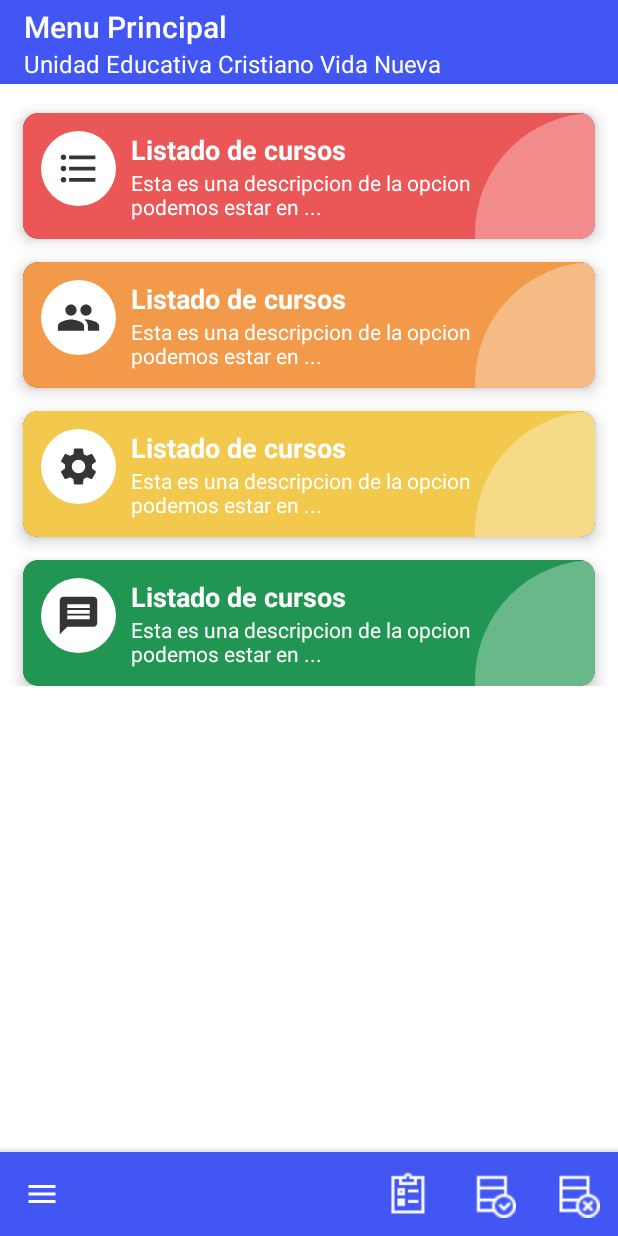
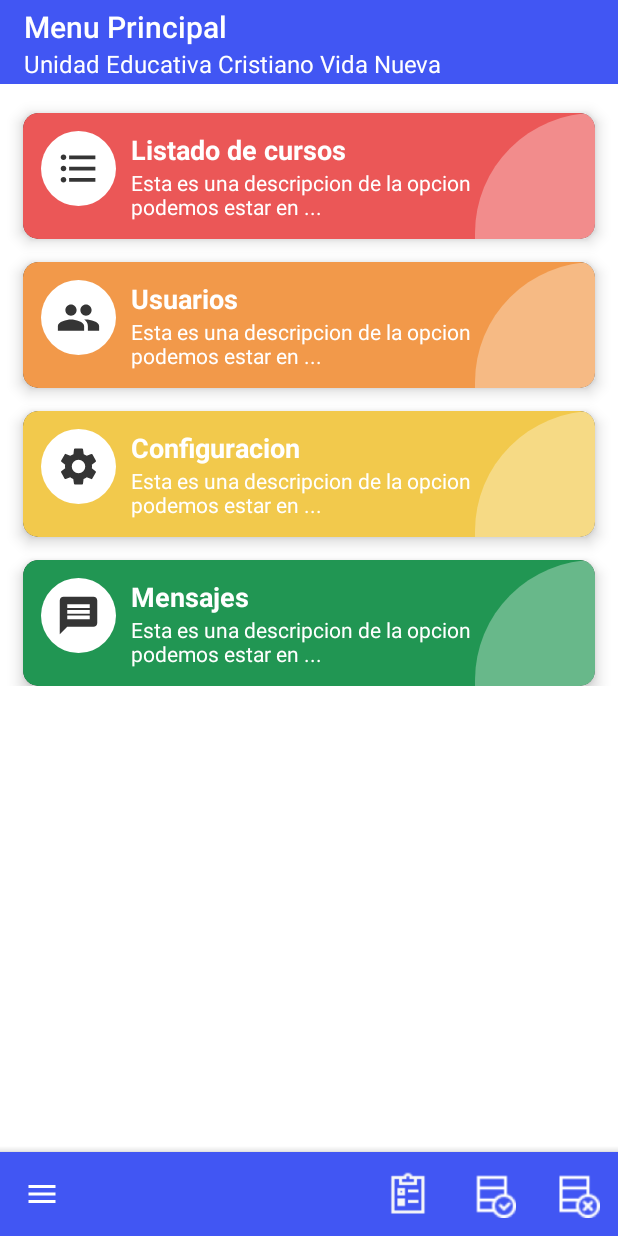
Before and after one commit to javihen/AppCalificacion, an Android app: the Principal screen opened directly, with no data from a screen before it, on a phone screen of 412 x 824 dp. Run offline under Robolectric (Android 15) with nearby library versions, the phone set to English and light mode, and no system bars; Roboto replaces fonts that are not available here.

```diff
--- a/app/src/main/res/layout/activity_principal.xml
+++ b/app/src/main/res/layout/activity_principal.xml
@@ -129,19 +129,20 @@
                         app:layout_constraintStart_toStartOf="parent"
                         app:layout_constraintTop_toTopOf="parent"
                         />
+
                     <TextView
                         android:id="@+id/titulo2"
                         android:layout_width="0dp"
                         android:layout_height="wrap_content"
                         android:layout_marginStart="10dp"
                         android:layout_marginEnd="80dp"
-                        android:text="Listado de cursos"
+                        android:text="Usuarios"
                         android:textColor="@color/colorBlack"
                         android:textSize="18dp"
                         android:textStyle="bold"
                         app:layout_constraintEnd_toEndOf="parent"
                         app:layout_constraintStart_toEndOf="@id/imagen2"
-                        app:layout_constraintTop_toTopOf="@id/imagen2"/>
+                        app:layout_constraintTop_toTopOf="@id/imagen2" />
                     <TextView
                         android:layout_width="0dp"
                         android:layout_height="wrap_content"
@@ -196,19 +197,20 @@
                         app:layout_constraintStart_toStartOf="parent"
                         app:layout_constraintTop_toTopOf="parent"
                         />
+
                     <TextView
                         android:id="@+id/titulo3"
                         android:layout_width="0dp"
                         android:layout_height="wrap_content"
                         android:layout_marginStart="10dp"
                         android:layout_marginEnd="80dp"
-                        android:text="Listado de cursos"
+                        android:text="Configuracion"
                         android:textColor="@color/colorBlack"
                         android:textSize="18dp"
                         android:textStyle="bold"
                         app:layout_constraintEnd_toEndOf="parent"
                         app:layout_constraintStart_toEndOf="@id/imagen3"
-                        app:layout_constraintTop_toTopOf="@id/imagen3"/>
+                        app:layout_constraintTop_toTopOf="@id/imagen3" />
                     <TextView
                         android:layout_width="0dp"
                         android:layout_height="wrap_content"
@@ -263,19 +265,20 @@
                         app:layout_constraintStart_toStartOf="parent"
                         app:layout_constraintTop_toTopOf="parent"
                         />
+
                     <TextView
                         android:id="@+id/titulo4"
                         android:layout_width="0dp"
                         android:layout_height="wrap_content"
                         android:layout_marginStart="10dp"
                         android:layout_marginEnd="80dp"
-                        android:text="Listado de cursos"
+                        android:text="Mensajes"
                         android:textColor="@color/colorBlack"
                         android:textSize="18dp"
                         android:textStyle="bold"
                         app:layout_constraintEnd_toEndOf="parent"
                         app:layout_constraintStart_toEndOf="@id/imagen4"
-                        app:layout_constraintTop_toTopOf="@id/imagen4"/>
+                        app:layout_constraintTop_toTopOf="@id/imagen4" />
                     <TextView
                         android:layout_width="0dp"
                         android:layout_height="wrap_content"
```
